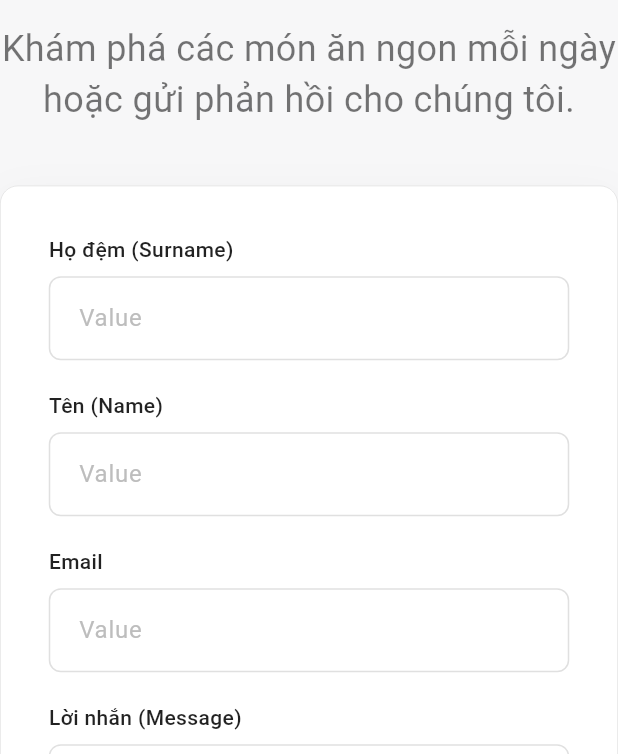
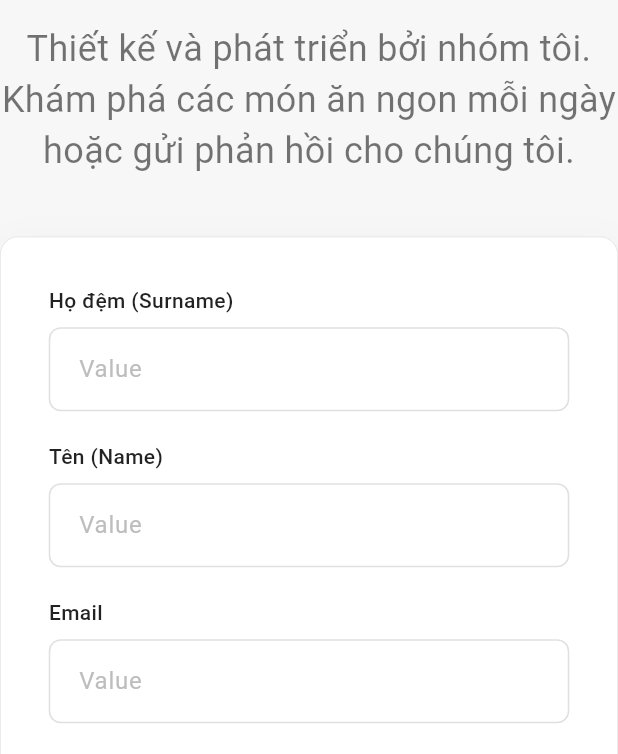
Before and after one commit to hdungx0795/AnNgon_Dung_Hiep_Khuong_N03_1_2026, a Flutter app: the AboutScreen screen opened directly, on a phone screen of 412 x 824 dp, the part 482-1236 px from its top. Run offline on Flutter 3.47's test engine with Material 3 defaults, Android fonts, the phone set to English and light mode, and no system bars.

Commit message:
feat: update about screen content

```diff
--- a/lib/midterm/about_screen.dart
+++ b/lib/midterm/about_screen.dart
@@ -26,7 +26,7 @@ class AboutScreen extends StatelessWidget {
 
             // Tieu de phu
             const Text(
-              'Khám phá các món ăn ngon mỗi ngày hoặc gửi phản hồi cho chúng tôi.',
+              'Thiết kế và phát triển bởi nhóm tôi.\nKhám phá các món ăn ngon mỗi ngày hoặc gửi phản hồi cho chúng tôi.',
               textAlign: TextAlign.center,
               style: TextStyle(fontSize: 24, color: Colors.black54),
             ),
```
